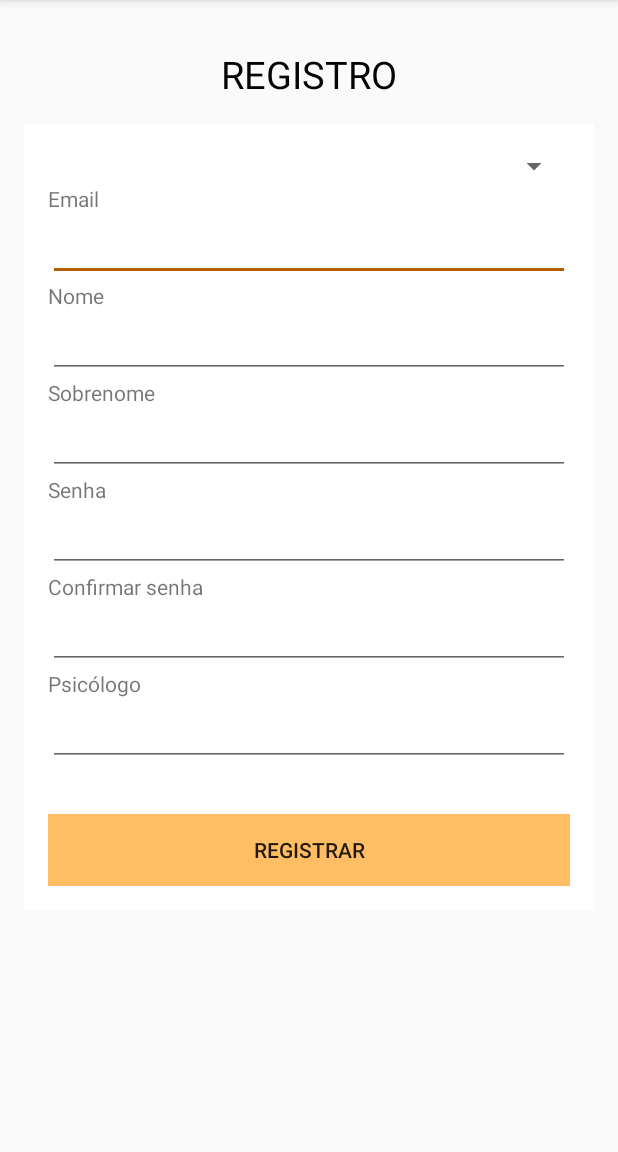
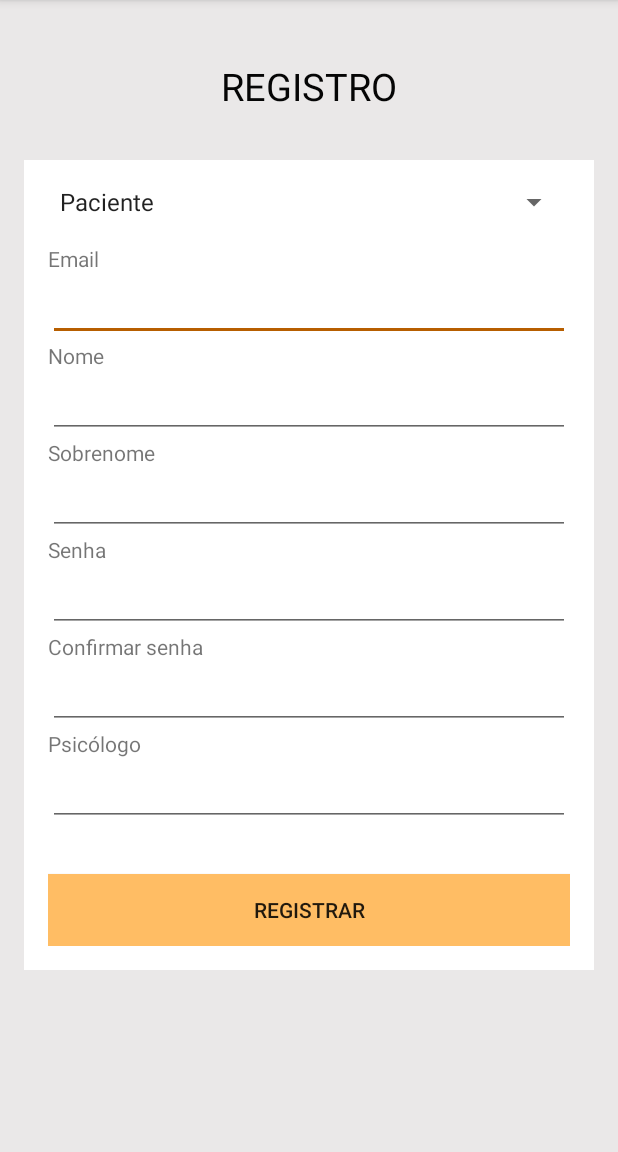
Before and after one commit to alecsander-tf/PsicoTop, an Android app: the RegistroActivity screen opened directly, with no data from a screen before it, after a tap on "REGISTRAR", on a phone screen of 412 x 824 dp, the part 84-1236 px from its top. Run offline under Robolectric (Android 15) with nearby library versions, the phone set to English and light mode, and no system bars; our stand-ins replace Firebase (no records; nobody signed in at launch, a user with empty details on screens opened directly).

Commit message:
Verificação da existência do Psicólogo para registro do Paciente

```diff
--- a/app/src/main/java/com/example/psicotop/banco/IPost.java
+++ b/app/src/main/java/com/example/psicotop/banco/IPost.java
@@ -2,13 +2,22 @@ package com.example.psicotop.banco;
 
 import com.example.psicotop.modal.Usuario;
 
+import java.util.List;
+
 public interface IPost {
+
+    interface IPostListCallback {
+        void onLoaded(List<?> list);
+        void onError(String msg);
+    }
 
     interface IPostCallback {
         void onLoaded(String msg);
         void onError(String msg);
     }
 
+    boolean psicologoExiste(String email);
+    void verificarUsuario(IPostListCallback callback);
     void loginUsuario(Usuario u, IPostCallback callback);
     void registrarUsuario(Usuario u, IPostCallback callback);
 
--- a/app/src/main/java/com/example/psicotop/modal/Usuario.java
+++ b/app/src/main/java/com/example/psicotop/modal/Usuario.java
@@ -1,17 +1,12 @@
 package com.example.psicotop.modal;
 
-import com.google.firebase.database.DatabaseReference;
-import com.google.firebase.database.FirebaseDatabase;
-
-public class Usuario {
+public abstract class Usuario {
 
     private String id;
     private String nome;
     private String sobrenome;
     private String email;
     private String senha;
-    private String idade;
-
 
     public Usuario() {
     }
@@ -56,12 +51,4 @@ public class Usuario {
         this.nome = nome;
     }
 
-    public String getIdade() {
-        return idade;
-    }
-
-    public void setIdade(String idade) {
-        this.idade = idade;
-    }
-
 }
--- a/app/src/main/java/com/example/psicotop/mvp/login/LoginActivity.java
+++ b/app/src/main/java/com/example/psicotop/mvp/login/LoginActivity.java
@@ -12,6 +12,7 @@ import androidx.appcompat.app.AppCompatActivity;
 
 import com.example.psicotop.R;
 import com.example.psicotop.banco.Post;
+import com.example.psicotop.modal.Paciente;
 import com.example.psicotop.modal.Usuario;
 import com.example.psicotop.mvp.registro.RegistroActivity;
 import com.google.firebase.FirebaseApp;
@@ -73,7 +74,7 @@ public class LoginActivity extends AppCompatActivity implements LoginContract.Vi
 
     private Usuario criarUsuario(){
 
-        Usuario usuario = new Usuario();
+        Usuario usuario = new Paciente();
 
         usuario.setEmail(etEmail.getText().toString());
         usuario.setSenha(etSenha.getText().toString());
--- a/app/src/main/java/com/example/psicotop/mvp/login/LoginPresenter.java
+++ b/app/src/main/java/com/example/psicotop/mvp/login/LoginPresenter.java
@@ -1,9 +1,6 @@
 package com.example.psicotop.mvp.login;
 
-import android.content.Intent;
-
 import com.example.psicotop.banco.IPost;
-import com.example.psicotop.banco.Post;
 import com.example.psicotop.modal.Usuario;
 import com.example.psicotop.mvp.menu.MenuActivity;
 
--- a/app/src/main/java/com/example/psicotop/mvp/registro/RegistroActivity.java
+++ b/app/src/main/java/com/example/psicotop/mvp/registro/RegistroActivity.java
@@ -5,20 +5,28 @@ import android.os.Bundle;
 import android.view.View;
 import android.widget.Button;
 import android.widget.EditText;
+import android.widget.Spinner;
 import android.widget.Toast;
 
 import androidx.appcompat.app.AppCompatActivity;
 
 import com.example.psicotop.R;
 import com.example.psicotop.banco.Post;
+import com.example.psicotop.modal.Paciente;
+import com.example.psicotop.modal.Psicologo;
 import com.example.psicotop.modal.Usuario;
+import com.example.psicotop.utils.Util;
 
 public class RegistroActivity extends AppCompatActivity implements RegistroContract.View{
 
+    RegistroContract.View view;
     EditText etEmail;
     EditText etSenha;
     EditText etNome;
     EditText etSobrenome;
+    EditText etConfirmaSenha;
+    EditText etPsicologo;
+    Spinner spinnerUsuario;
 
     RegistroContract.UserActionsListener presenter;
 
@@ -35,12 +43,16 @@ public class RegistroActivity extends AppCompatActivity implements RegistroContr
 
     public void bind(){
 
+        view = this;
         presenter = new RegistroPresenter(this, new Post());
 
+        spinnerUsuario = findViewById(R.id.spinnerUsuario);
         etEmail = findViewById(R.id.etEmail);
         etSenha = findViewById(R.id.etSenha);
         etNome = findViewById(R.id.etNome);
         etSobrenome = findViewById(R.id.etSobrenome);
+        etConfirmaSenha = findViewById(R.id.etConfirmaSenha);
+        etPsicologo = findViewById(R.id.etPsicologo);
 
         btnRegistrar = findViewById(R.id.btnRegistrar);
 
@@ -50,7 +62,13 @@ public class RegistroActivity extends AppCompatActivity implements RegistroContr
 
     private Usuario criarUsuario(){
 
-        Usuario usuario = new Usuario();
+        Usuario usuario;
+
+        if (spinnerUsuario.getSelectedItem().toString().equals("Paciente")){
+            usuario = new Paciente();
+        }else {
+            usuario = new Psicologo();
+        }
 
         usuario.setEmail(etEmail.getText().toString());
         usuario.setSenha(etSenha.getText().toString());
@@ -64,9 +82,13 @@ public class RegistroActivity extends AppCompatActivity implements RegistroContr
         return new View.OnClickListener() {
             @Override
             public void onClick(View v) {
-
-                presenter.registrarUsuario(criarUsuario());
-
+                if(!camposInvalidos()){
+                    if (!presenter.psicologoExiste(etPsicologo.getText().toString())){
+                        view.carregarMensagem("Psicólogo não existe");
+                    }else {
+                        presenter.registrarUsuario(criarUsuario());
+                    }
+                }
             }
         };
     }
@@ -80,4 +102,39 @@ public class RegistroActivity extends AppCompatActivity implements RegistroContr
     public void carregarMensagem(String msg) {
         Toast.makeText(getApplicationContext(),msg, Toast.LENGTH_LONG).show();
     }
+
+    private boolean camposInvalidos() {
+
+        Util util = new Util();
+
+        String msg = "";
+        boolean status = false;
+
+        if (util.verificaCampoNulo(etEmail.getText().toString())) {
+            msg = "Campo de Email vazio";
+            status = true;
+        }else if (util.verificaCampoNulo(etNome.getText().toString())) {
+            msg = "Campo de Nome vazio";
+            status = true;
+        }else if (util.verificaCampoNulo(etSobrenome.getText().toString())) {
+            msg = "Campo de Sobrenome vazio";
+            status = true;
+        }else if (util.verificaCampoNulo(etSenha.getText().toString())){
+            msg = "Campo de Senha vazio";
+            status = true;
+        }else if (util.verificaCampoNulo(etPsicologo.getText().toString())){
+            msg = "Campo de Psicólogo vazio";
+            status = true;
+        }else if (!etSenha.getText().toString().equals(etConfirmaSenha.getText().toString())){
+            msg = "Campos de Senha e Confirmação não são iguais";
+            status = true;
+        }
+
+        if (status){
+            this.carregarMensagem(msg);
+            return true;
+        }
+
+        return false;
+    }
 }
--- a/app/src/main/java/com/example/psicotop/mvp/registro/RegistroContract.java
+++ b/app/src/main/java/com/example/psicotop/mvp/registro/RegistroContract.java
@@ -11,6 +11,8 @@ public interface RegistroContract {
     }
 
     interface UserActionsListener{
+        boolean psicologoExiste(String msg);
+        boolean verificarUsuarios(String msg);
         void abrirActivity(Class<?> arg);
         void registrarUsuario(Usuario u);
     }
--- /dev/null
+++ b/app/src/main/java/com/example/psicotop/utils/Util.java
@@ -0,0 +1,13 @@
+package com.example.psicotop.utils;
+
+public class Util {
+
+    public boolean verificaCampoNulo (String campo){
+        if (campo.equals("") || campo.isEmpty() || campo.trim().equals("") ){
+            return true;
+        }
+
+        return false;
+    }
+
+}
--- a/app/src/main/res/layout/activity_registro.xml
+++ b/app/src/main/res/layout/activity_registro.xml
@@ -1,60 +1,61 @@
 <?xml version="1.0" encoding="utf-8"?>
-<androidx.constraintlayout.widget.ConstraintLayout xmlns:android="http://schemas.android.com/apk/res/android"
+
+<ScrollView xmlns:android="http://schemas.android.com/apk/res/android"
     xmlns:app="http://schemas.android.com/apk/res-auto"
     xmlns:tools="http://schemas.android.com/tools"
     android:layout_width="match_parent"
     android:layout_height="match_parent"
+    android:background="@color/colorGray">
+
+
+    <androidx.constraintlayout.widget.ConstraintLayout
+        android:layout_width="match_parent"
+        android:layout_height="wrap_content"
+        android:padding="16dp"
         tools:context=".mvp.registro.RegistroActivity">
+
 
         <TextView
             android:id="@+id/textView"
             android:layout_width="wrap_content"
             android:layout_height="wrap_content"
+            android:layout_marginStart="16dp"
+            android:layout_marginTop="24dp"
             android:layout_marginEnd="16dp"
-        android:layout_marginStart="16dp"
-        android:layout_marginTop="32dp"
             android:text="REGISTRO"
             android:textColor="@color/colorBlack"
-        android:textSize="25dp"
+            android:textSize="25sp"
             android:visibility="visible"
             app:layout_constraintEnd_toEndOf="parent"
             app:layout_constraintStart_toStartOf="parent"
             app:layout_constraintTop_toTopOf="parent" />
 
-    <ScrollView
-        android:id="@+id/scrollView2"
-        android:layout_width="match_parent"
+        <LinearLayout
+            android:layout_width="0dp"
             android:layout_height="wrap_content"
 
-        android:layout_marginStart="16dp"
-        android:layout_marginLeft="16dp"
-        android:layout_marginTop="16dp"
-        android:layout_marginEnd="16dp"
-        android:layout_marginRight="16dp"
-        android:fillViewport="true"
+            android:layout_marginTop="32dp"
+            android:background="@color/colorWhite"
+            android:orientation="vertical"
+            android:padding="16dp"
             app:layout_constraintEnd_toEndOf="parent"
+            app:layout_constraintHorizontal_bias="0.0"
             app:layout_constraintStart_toStartOf="parent"
             app:layout_constraintTop_toBottomOf="@+id/textView">
 
-
-        <LinearLayout
+            <Spinner
+                android:id="@+id/spinnerUsuario"
                 android:layout_width="match_parent"
-            android:layout_height="match_parent"
-            android:background="@color/colorWhite"
-            android:orientation="vertical"
-            android:padding="16dp">
-
-
-            <Spinner
-                android:id="@+id/spinner"
-                android:layout_width="match_parent"
+                android:entries="@array/array_tiposUsuarios"
                 android:layout_height="wrap_content" />
 
             <TextView
                 android:id="@+id/textView6"
+                android:layout_marginTop="16dp"
                 android:layout_width="match_parent"
                 android:layout_height="wrap_content"
                 android:text="Email" />
+
 
             <EditText
                 android:id="@+id/etEmail"
@@ -106,7 +107,7 @@
                 android:text="Confirmar senha" />
 
             <EditText
-                android:id="@+id/editText8"
+                android:id="@+id/etConfirmaSenha"
                 android:layout_width="match_parent"
                 android:layout_height="wrap_content"
                 android:ems="10"
@@ -119,7 +120,7 @@
                 android:text="Psicólogo" />
 
             <EditText
-                android:id="@+id/editText6"
+                android:id="@+id/etPsicologo"
                 android:layout_width="match_parent"
                 android:layout_height="wrap_content"
                 android:ems="10"
@@ -129,11 +130,13 @@
                 android:id="@+id/btnRegistrar"
                 android:layout_width="match_parent"
                 android:layout_height="wrap_content"
+                android:layout_marginTop="32dp"
                 android:background="@color/colorPrimaryLight"
-                android:layout_marginTop="32dp"
                 android:text="Registrar" />
 
         </LinearLayout>
-    </ScrollView>
+
 
     </androidx.constraintlayout.widget.ConstraintLayout>
+
+</ScrollView>
--- a/app/src/main/res/values/strings.xml
+++ b/app/src/main/res/values/strings.xml
@@ -1,3 +1,8 @@
 <resources>
     <string name="app_name">PsicoTop</string>
+    <string-array name="array_tiposUsuarios">
+        <item>Paciente</item>
+        <item>Psicólogo</item>
+    </string-array>
+
 </resources>
```
Also changed, not shown: app/src/main/java/com/example/psicotop/banco/Post.java (+92 -10 lines), app/src/main/java/com/example/psicotop/modal/Paciente.java (added, +18 -0 lines), app/src/main/java/com/example/psicotop/modal/Psicologo.java (added, +21 -0 lines), app/src/main/java/com/example/psicotop/mvp/registro/RegistroPresenter.java (+34 -0 lines), app/src/main/res/layout/activity_login.xml (+19 -11 lines). Lines whose indentation alone changed are shown as unchanged.
